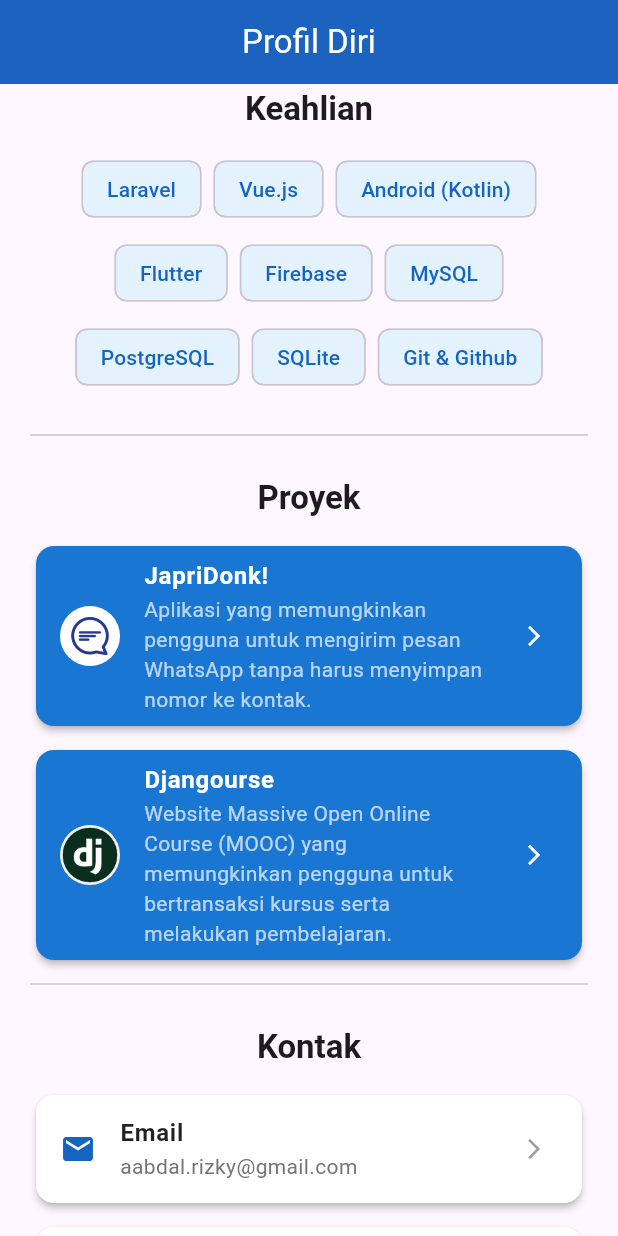
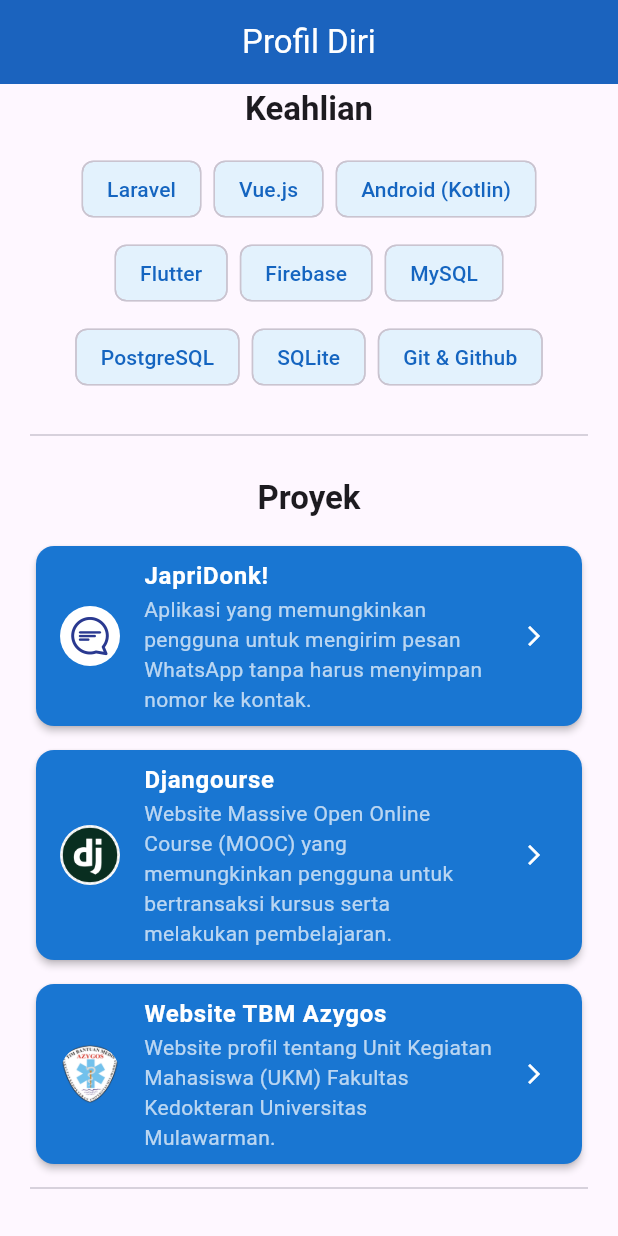
Before and after one commit to abdalrizky/profile-app-ppb, a Flutter app: the screen it shows after launch, scrolled down 576 dp, on a phone screen of 412 x 824 dp. Run offline on Flutter 3.47's test engine with Material 3 defaults, Android fonts, the phone set to English and light mode, and no system bars.

Commit message:
add tbm azygos link card

```diff
--- a/lib/profile_screen.dart
+++ b/lib/profile_screen.dart
@@ -14,9 +14,11 @@
   final String instagramUrl = "https://instagram.com/aabdalrizky";
   final String playStoreUrl = "https://play.google.com/store/apps/details?id=com.abdalrizky.japridonk";
   final String djangourseUrl = "http://206.189.81.134";
+  final String tbmAzygosUrl = "https://tbmazygos.fk.unmul.ac.id";
   final String fotoProfilUrl = "assets/images/profile_picture.jpg";
   final String japriDonkLogoPath = "assets/images/japridonk.webp";
   final String djangourseLogoPath = "assets/images/djangourse.png";
+  final String tbmAzygosLogoPath = "assets/images/tbm_azygos.png";
 
   final List<String> skills = const [
     "Laravel",
@@ -176,6 +178,20 @@
                 onTap: () => _launchURL(djangourseUrl),
                 isSpecial: true,
               ),
+              _buildLinkCard(
+                leadingWidget: ClipOval(
+                  child: SizedBox(
+                    width: 40,
+                    height: 40,
+                    child: Image.asset(tbmAzygosLogoPath, fit: BoxFit.cover),
+                  ),
+                ),
+                title: 'Website TBM Azygos',
+                subtitle: 'Website profil tentang Unit Kegiatan Mahasiswa (UKM) Fakultas Kedokteran Universitas Mulawarman.',
+                onTap: () => _launchURL(tbmAzygosUrl),
+                isSpecial: true,
+              ),
+
 
               // Divider
               const Divider(),
```
Also changed, not shown: assets/images/tbm_azygos.png (added).
